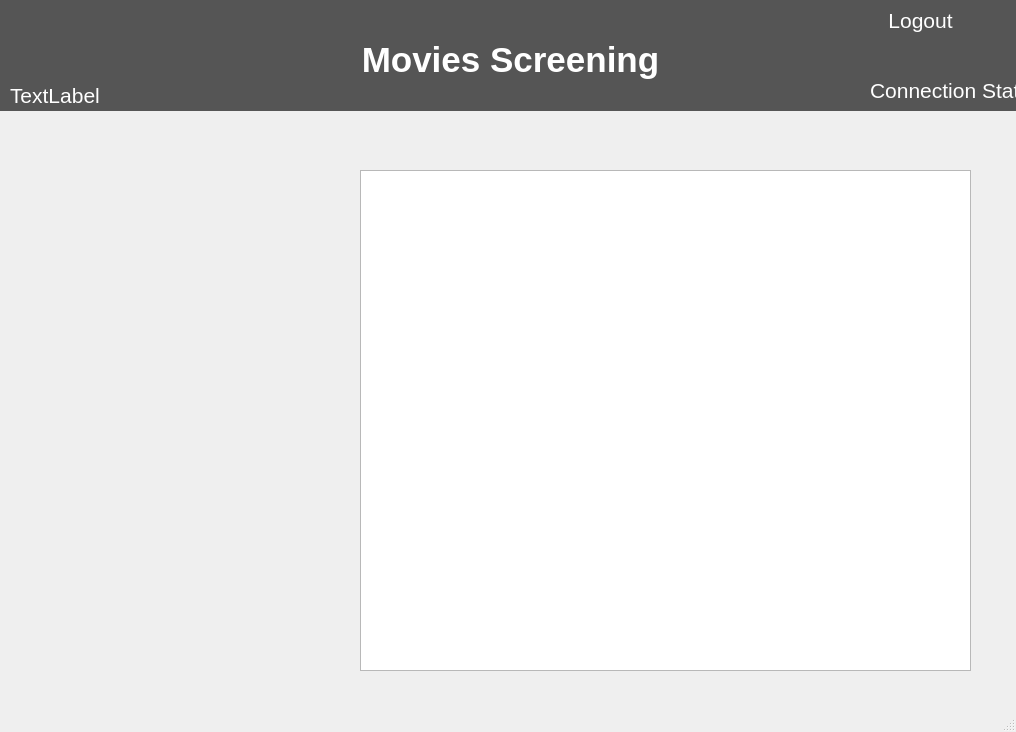
The window that QT/mainwindow.ui (LuciaCG/Bluebird) describes before a commit, drawn with Qt 5.
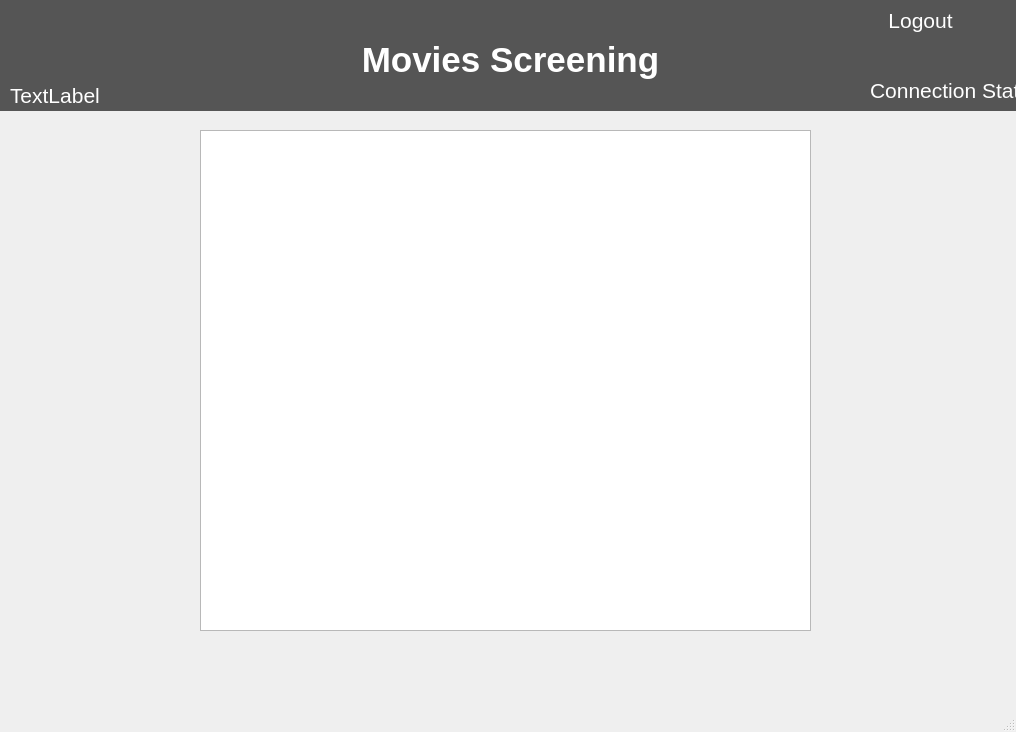
The same window after the commit.

Commit message: Table aesthetic changes

The edit to the form file:
```diff
--- a/QT/mainwindow.ui
+++ b/QT/mainwindow.ui
@@ -17,8 +17,8 @@
    <widget class="QTableView" name="tableView">
     <property name="geometry">
      <rect>
-      <x>360</x>
-      <y>170</y>
+      <x>200</x>
+      <y>130</y>
       <width>611</width>
       <height>501</height>
      </rect>
@@ -29,6 +29,24 @@
       <height>501</height>
      </size>
     </property>
+    <property name="autoFillBackground">
+     <bool>true</bool>
+    </property>
+    <attribute name="horizontalHeaderDefaultSectionSize">
+     <number>100</number>
+    </attribute>
+    <attribute name="horizontalHeaderMinimumSectionSize">
+     <number>50</number>
+    </attribute>
+    <attribute name="horizontalHeaderStretchLastSection">
+     <bool>false</bool>
+    </attribute>
+    <attribute name="verticalHeaderVisible">
+     <bool>false</bool>
+    </attribute>
+    <attribute name="verticalHeaderStretchLastSection">
+     <bool>false</bool>
+    </attribute>
    </widget>
    <widget class="QWidget" name="Header" native="true">
     <property name="geometry">
```
The commit also changes 1 other file.
